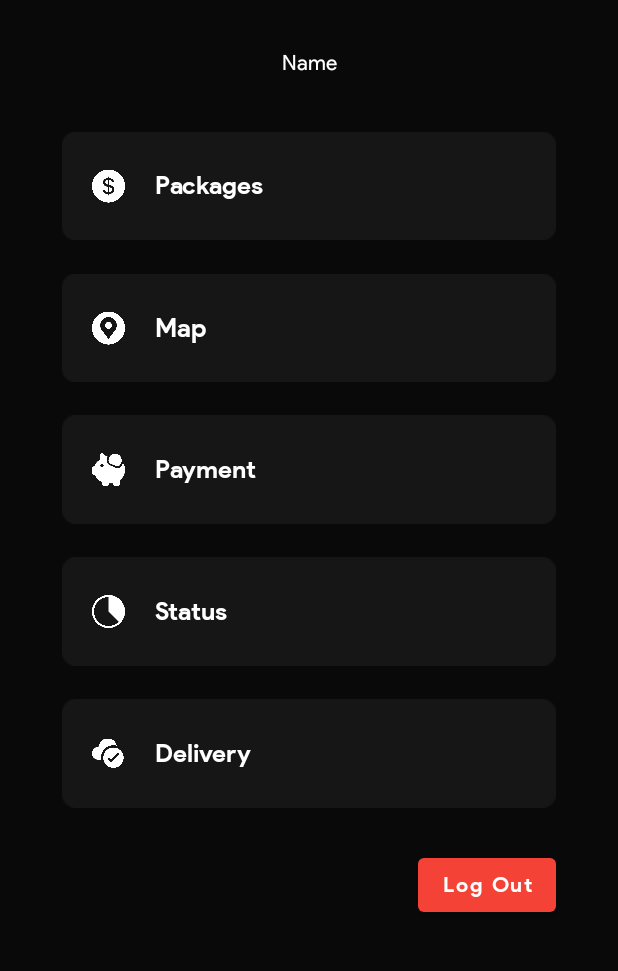
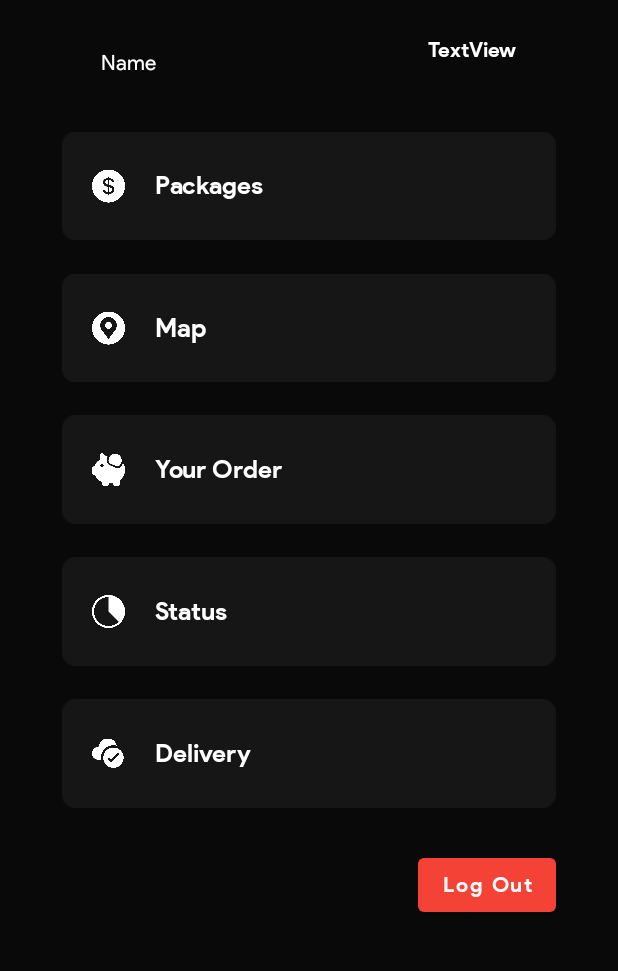
Before and after one commit to Sowmo0509/occshottest, an Android app: the layout packages.xml on its own in the app's theme, with its tools: preview values and no code run, on a phone screen of 412 x 824 dp, the part 183-1154 px from its top. Run offline under Robolectric (Android 15) with nearby library versions, the phone set to English and light mode, and no system bars.

Commit message:
Added Order WebView

```diff
--- a/app/src/main/java/com/example/occshottest/maplocation.java
+++ b/app/src/main/java/com/example/occshottest/maplocation.java
@@ -33,7 +33,6 @@ public class maplocation extends AppCompatActivity implements LocationListener {
 
     Button button_location;
     TextView textLocation1;
-    TextView textLocation2;
     TextView textLocation3;
     LocationManager locationManager;
     private DatabaseReference rootDatabaseref;
@@ -50,7 +49,7 @@ public class maplocation extends AppCompatActivity implements LocationListener {
         setContentView(R.layout.activity_maplocation);
 
         textLocation1 = findViewById(R.id.textLocation1);
-        textLocation2 = findViewById(R.id.textLocation2);
+        //textLocation2 dorkar nai tai deleted
         textLocation3 = findViewById(R.id.textLocation3);
         button_location = findViewById(R.id.button_location);
 
--- /dev/null
+++ b/app/src/main/res/color/button_color_changer.xml
@@ -0,0 +1,5 @@
+<?xml version="1.0" encoding="utf-8"?>
+<selector xmlns:android="http://schemas.android.com/apk/res/android">
+    <item android:state_pressed="true" android:color="@color/theme_red"/>
+    <item android:color="@color/theme_grey"/>
+</selector>
--- a/app/src/main/res/layout/packages.xml
+++ b/app/src/main/res/layout/packages.xml
@@ -66,11 +66,13 @@
         android:layout_width="wrap_content"
         android:layout_height="wrap_content"
         android:layout_marginTop="20dp"
+        android:layout_marginEnd="156dp"
+        android:layout_marginRight="156dp"
         android:fontFamily="@font/productsan_reg"
         android:text="Name"
         android:textColor="#ffffff"
         app:layout_constraintBottom_toTopOf="@+id/pkgView"
-        app:layout_constraintEnd_toStartOf="@+id/guideline2"
+        app:layout_constraintEnd_toStartOf="@+id/costTotal"
         app:layout_constraintStart_toStartOf="@+id/guideline1"
         app:layout_constraintTop_toBottomOf="@+id/imageView" />
 
@@ -92,28 +94,30 @@
         android:layout_width="0dp"
         android:layout_height="0dp"
         android:layout_marginTop="20dp"
-        app:layout_constraintBottom_toTopOf="@+id/imageView11"
+        app:layout_constraintBottom_toTopOf="@+id/mapView"
         app:layout_constraintDimensionRatio="4:1"
         app:layout_constraintEnd_toStartOf="@+id/guideline2"
         app:layout_constraintHorizontal_bias="0.5"
         app:layout_constraintStart_toStartOf="@+id/guideline1"
         app:layout_constraintTop_toBottomOf="@+id/nameFetch"
-        app:srcCompat="@drawable/rect_avg" />
+        app:srcCompat="@drawable/rect_avg"
+        app:tint="@color/button_color_changer" />
 
     <ImageView
-        android:id="@+id/imageView11"
+        android:id="@+id/mapView"
         android:layout_width="0dp"
         android:layout_height="0dp"
-        app:layout_constraintBottom_toTopOf="@+id/imageView12"
+        app:layout_constraintBottom_toTopOf="@+id/orderView"
         app:layout_constraintDimensionRatio="4:1"
         app:layout_constraintEnd_toStartOf="@+id/guideline2"
         app:layout_constraintHorizontal_bias="0.5"
         app:layout_constraintStart_toStartOf="@+id/guideline1"
         app:layout_constraintTop_toBottomOf="@+id/pkgView"
-        app:srcCompat="@drawable/rect_avg" />
+        app:srcCompat="@drawable/rect_avg"
+        app:tint="@color/button_color_changer" />
 
     <ImageView
-        android:id="@+id/imageView12"
+        android:id="@+id/orderView"
         android:layout_width="0dp"
         android:layout_height="0dp"
         app:layout_constraintBottom_toTopOf="@+id/imageView13"
@@ -121,8 +125,9 @@
         app:layout_constraintEnd_toStartOf="@+id/guideline2"
         app:layout_constraintHorizontal_bias="0.5"
         app:layout_constraintStart_toStartOf="@+id/guideline1"
-        app:layout_constraintTop_toBottomOf="@+id/imageView11"
-        app:srcCompat="@drawable/rect_avg" />
+        app:layout_constraintTop_toBottomOf="@+id/mapView"
+        app:srcCompat="@drawable/rect_avg"
+        app:tint="@color/button_color_changer" />
 
     <ImageView
         android:id="@+id/imageView13"
@@ -133,8 +138,9 @@
         app:layout_constraintEnd_toStartOf="@+id/guideline2"
         app:layout_constraintHorizontal_bias="0.5"
         app:layout_constraintStart_toStartOf="@+id/guideline1"
-        app:layout_constraintTop_toBottomOf="@+id/imageView12"
-        app:srcCompat="@drawable/rect_avg" />
+        app:layout_constraintTop_toBottomOf="@+id/orderView"
+        app:srcCompat="@drawable/rect_avg"
+        app:tint="@color/button_color_changer" />
 
     <ImageView
         android:id="@+id/imageView14"
@@ -147,7 +153,8 @@
         app:layout_constraintHorizontal_bias="0.5"
         app:layout_constraintStart_toStartOf="@+id/guideline1"
         app:layout_constraintTop_toBottomOf="@+id/imageView13"
-        app:srcCompat="@drawable/rect_avg" />
+        app:srcCompat="@drawable/rect_avg"
+        app:tint="@color/button_color_changer" />
 
     <ImageView
         android:id="@+id/imageView15"
@@ -171,10 +178,10 @@
         android:layout_marginLeft="20dp"
         android:layout_marginTop="30dp"
         android:layout_marginBottom="30dp"
-        app:layout_constraintBottom_toBottomOf="@+id/imageView11"
+        app:layout_constraintBottom_toBottomOf="@+id/mapView"
         app:layout_constraintDimensionRatio="1:1"
         app:layout_constraintStart_toStartOf="@+id/guideline1"
-        app:layout_constraintTop_toTopOf="@+id/imageView11"
+        app:layout_constraintTop_toTopOf="@+id/mapView"
         app:srcCompat="@drawable/location_hd" />
 
     <ImageView
@@ -185,10 +192,10 @@
         android:layout_marginLeft="20dp"
         android:layout_marginTop="30dp"
         android:layout_marginBottom="30dp"
-        app:layout_constraintBottom_toBottomOf="@+id/imageView12"
+        app:layout_constraintBottom_toBottomOf="@+id/orderView"
         app:layout_constraintDimensionRatio="1:1"
         app:layout_constraintStart_toStartOf="@+id/guideline1"
-        app:layout_constraintTop_toTopOf="@+id/imageView12"
+        app:layout_constraintTop_toTopOf="@+id/orderView"
         app:layout_constraintVertical_bias="0.483"
         app:srcCompat="@drawable/pigbank_hd" />
 
@@ -253,27 +260,27 @@
         android:text="Map"
         android:textColor="#FFFFFF"
         android:textSize="16sp"
-        app:layout_constraintBottom_toBottomOf="@+id/imageView11"
+        app:layout_constraintBottom_toBottomOf="@+id/mapView"
         app:layout_constraintStart_toEndOf="@+id/imageView16"
-        app:layout_constraintTop_toTopOf="@+id/imageView11" />
+        app:layout_constraintTop_toTopOf="@+id/mapView" />
 
     <TextView
         android:id="@+id/textView5"
         android:layout_width="0dp"
         android:layout_height="0dp"
-        app:autoSizeTextType="uniform"
-        app:layout_constraintDimensionRatio="2:0.6"
         android:layout_marginStart="20dp"
         android:layout_marginLeft="20dp"
         android:layout_marginTop="30dp"
         android:layout_marginBottom="30dp"
         android:fontFamily="@font/productsans_bold"
-        android:text="Payment"
+        android:text="Your Order"
         android:textColor="#FFFFFF"
         android:textSize="16sp"
-        app:layout_constraintBottom_toBottomOf="@+id/imageView12"
+        app:autoSizeTextType="uniform"
+        app:layout_constraintBottom_toBottomOf="@+id/orderView"
+        app:layout_constraintDimensionRatio="2:0.5"
         app:layout_constraintStart_toEndOf="@+id/imageView17"
-        app:layout_constraintTop_toTopOf="@+id/imageView12" />
+        app:layout_constraintTop_toTopOf="@+id/orderView" />
 
     <TextView
         android:id="@+id/textView6"
@@ -311,5 +318,21 @@
         app:layout_constraintStart_toEndOf="@+id/imageView19"
         app:layout_constraintTop_toTopOf="@+id/imageView14" />
 
+    <TextView
+        android:id="@+id/costTotal"
+        android:layout_width="wrap_content"
+        android:layout_height="wrap_content"
+        android:layout_marginTop="24dp"
+        android:layout_marginBottom="23dp"
+        android:fontFamily="@font/productsans_bold"
+        android:text="TextView"
+        android:textColor="#FFFFFF"
+        app:layout_constraintBottom_toTopOf="@+id/pkgView"
+        app:layout_constraintEnd_toStartOf="@+id/guideline2"
+        app:layout_constraintHorizontal_bias="0.813"
+        app:layout_constraintStart_toEndOf="@+id/nameFetch"
+        app:layout_constraintTop_toBottomOf="@+id/imageView"
+        app:layout_constraintVertical_bias="0.0" />
+
 
 </androidx.constraintlayout.widget.ConstraintLayout>
--- a/app/src/main/res/values/colors.xml
+++ b/app/src/main/res/values/colors.xml
@@ -9,4 +9,5 @@
     <color name="theme_black">#090909</color>
     <color name="white">#FFFFFFFF</color>
     <color name="theme_red">#FF4444</color>
+    <color name="theme_grey">#161616</color>
 </resources>
```
Also changed, not shown: app/src/main/AndroidManifest.xml (+7 -7 lines), app/src/main/java/com/example/occshottest/order.java (added, +35 -0 lines), app/src/main/java/com/example/occshottest/packages.java (+24 -1 lines), app/src/main/res/layout/activity_order.xml (added, +15 -0 lines).
